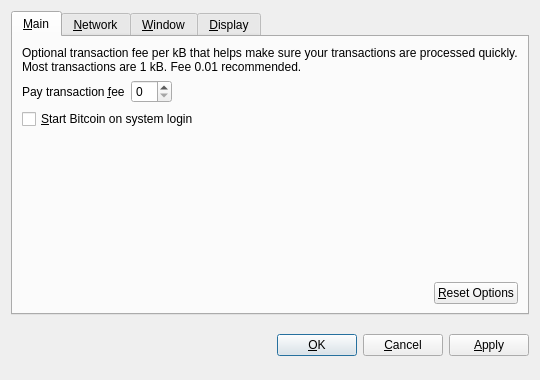
Qt form src/qt/forms/optionsdialog.ui (raffermeko/bitcoin) before a commit.
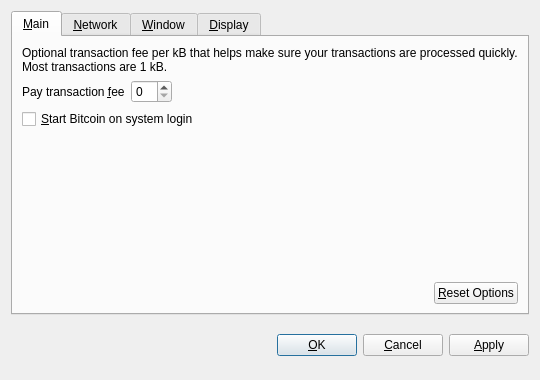
The same form after that commit. Custom widgets are drawn as their Qt base class.

Commit message:
qt: remove fee recommendation in settings
This value gets stale really quickly, do not hardcode it into a message.
Completely remove it for now.
Later on, a mechanism will be added to determine fees based on the mempool.

Closes #2576

```diff
--- a/src/qt/forms/optionsdialog.ui
+++ b/src/qt/forms/optionsdialog.ui
@@ -33,7 +33,7 @@
        <item>
         <widget class="QLabel" name="transactionFeeInfoLabel">
          <property name="text">
-          <string>Optional transaction fee per kB that helps make sure your transactions are processed quickly. Most transactions are 1 kB. Fee 0.01 recommended.</string>
+          <string>Optional transaction fee per kB that helps make sure your transactions are processed quickly. Most transactions are 1 kB.</string>
          </property>
          <property name="textFormat">
           <enum>Qt::PlainText</enum>
```
